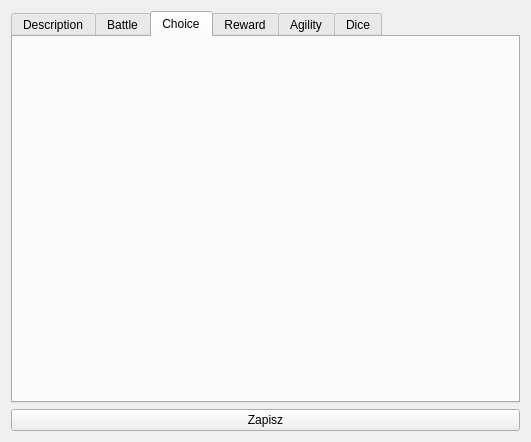
First picture: the form in DataManager/forms/GUI/action/actionview.ui, repository jurikimurik/Witcher_Adventures_PHP_QTCPP, before the edit.
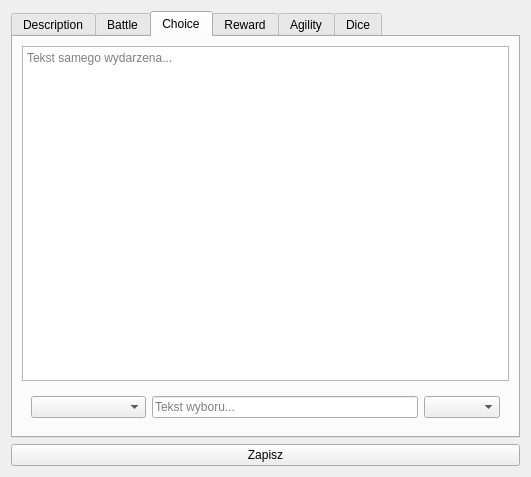
Second picture: the form after the edit. The open tabs and pages were chosen to show the change. Icons and pictures are not drawn.

Commit message: Example of GUI for choices action has been created.

What changed in the file:
```diff
--- a/DataManager/forms/GUI/action/actionview.ui
+++ b/DataManager/forms/GUI/action/actionview.ui
@@ -7,7 +7,7 @@
     <x>0</x>
     <y>0</y>
     <width>531</width>
-    <height>442</height>
+    <height>477</height>
    </rect>
   </property>
   <property name="windowTitle">
@@ -93,6 +93,42 @@
       <attribute name="title">
        <string>Choice</string>
       </attribute>
+      <layout class="QVBoxLayout" name="verticalLayout_4">
+       <item>
+        <widget class="QTextEdit" name="choiceTextEdit">
+         <property name="placeholderText">
+          <string>Tekst samego wydarzena...</string>
+         </property>
+        </widget>
+       </item>
+       <item>
+        <widget class="QWidget" name="choicesWidget" native="true">
+         <layout class="QGridLayout" name="gridLayout">
+          <item row="0" column="1">
+           <widget class="QLineEdit" name="text1Edit">
+            <property name="placeholderText">
+             <string>Tekst wyboru...</string>
+            </property>
+           </widget>
+          </item>
+          <item row="0" column="0">
+           <widget class="QComboBox" name="toActionIdBox1">
+            <property name="placeholderText">
+             <string>Do jakiej akcji...</string>
+            </property>
+           </widget>
+          </item>
+          <item row="0" column="2">
+           <widget class="QComboBox" name="consequenceBox1">
+            <property name="placeholderText">
+             <string>Skutek...</string>
+            </property>
+           </widget>
+          </item>
+         </layout>
+        </widget>
+       </item>
+      </layout>
      </widget>
      <widget class="QWidget" name="rewardAction">
       <attribute name="title">
```
Left out of the diff: 8 changed lines with no effect on the pictures.
